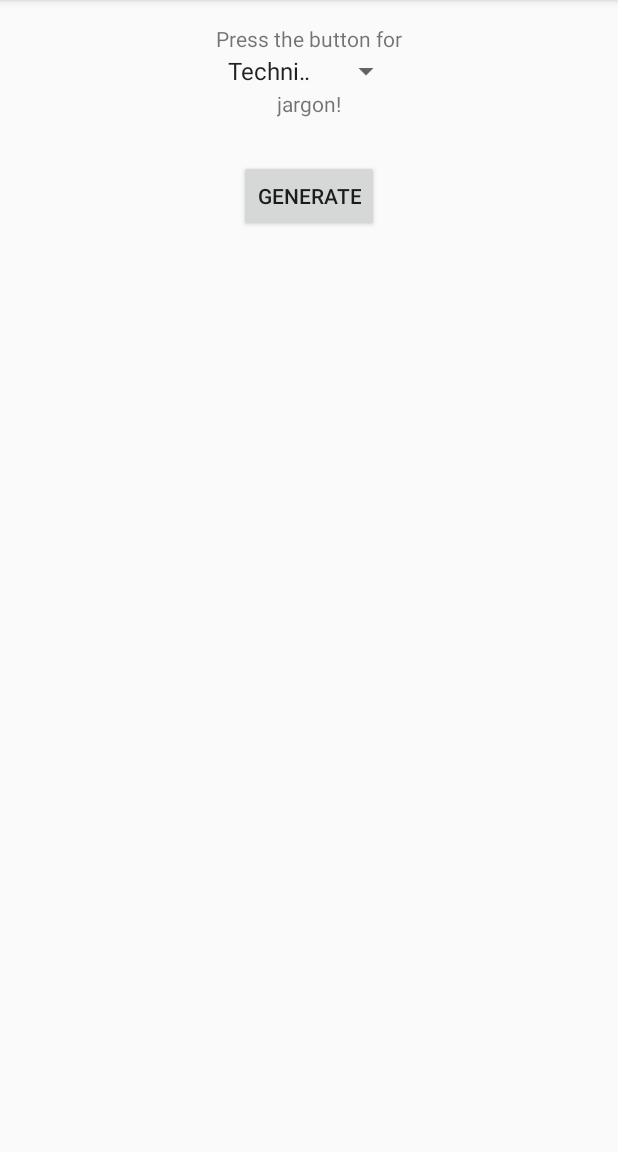
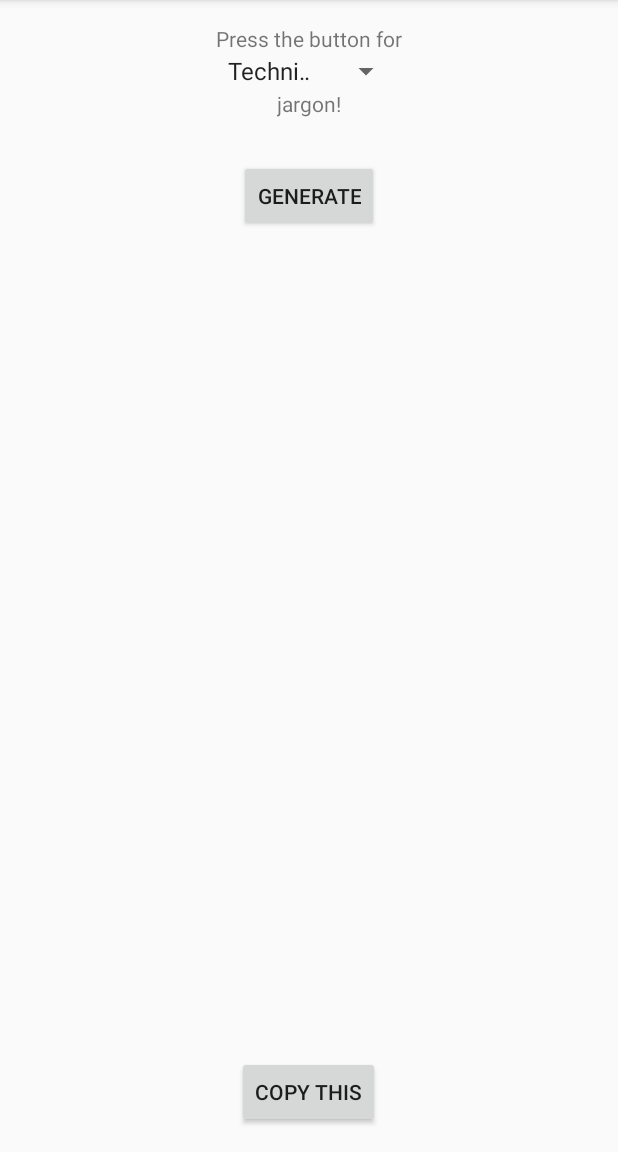
Before and after one commit to elgasste/JargonGenerator, an Android app: the screen it shows after launch (MainActivity), on a phone screen of 412 x 824 dp, the part 84-1236 px from its top. Run offline under Robolectric (Android 15) with nearby library versions, the phone set to English and light mode, and no system bars.

Commit message:
added copy jargon button

```diff
--- a/app/src/main/res/layout/activity_main.xml
+++ b/app/src/main/res/layout/activity_main.xml
@@ -31,8 +31,8 @@
         android:layout_alignParentStart="true"
         android:layout_alignParentRight="true"
         android:layout_alignParentEnd="true"
-        android:layout_alignParentBottom="true"
-        android:layout_below="@+id/buttonGenerate" />
+        android:layout_below="@+id/buttonGenerate"
+        android:layout_above="@+id/buttonCopyJargon" />
 
     <Spinner
         android:layout_width="wrap_content"
@@ -54,4 +54,12 @@
         android:layout_below="@+id/spinnerJargonType"
         android:layout_centerHorizontal="true" />
 
+    <Button
+        android:layout_width="wrap_content"
+        android:layout_height="wrap_content"
+        android:text="@string/button_copy_jargon"
+        android:id="@+id/buttonCopyJargon"
+        android:layout_alignParentBottom="true"
+        android:layout_centerHorizontal="true" />
+
 </RelativeLayout>
--- a/app/src/main/res/values/strings.xml
+++ b/app/src/main/res/values/strings.xml
@@ -5,6 +5,7 @@
     <string name="header_message_right">jargon!</string>
     <string name="action_settings">Settings</string>
     <string name="button_generate">Generate</string>
+    <string name="button_copy_jargon">Copy this</string>
     <string-array name="jargon_types">
         <item>Technical</item>
         <item>Audio</item>
```
